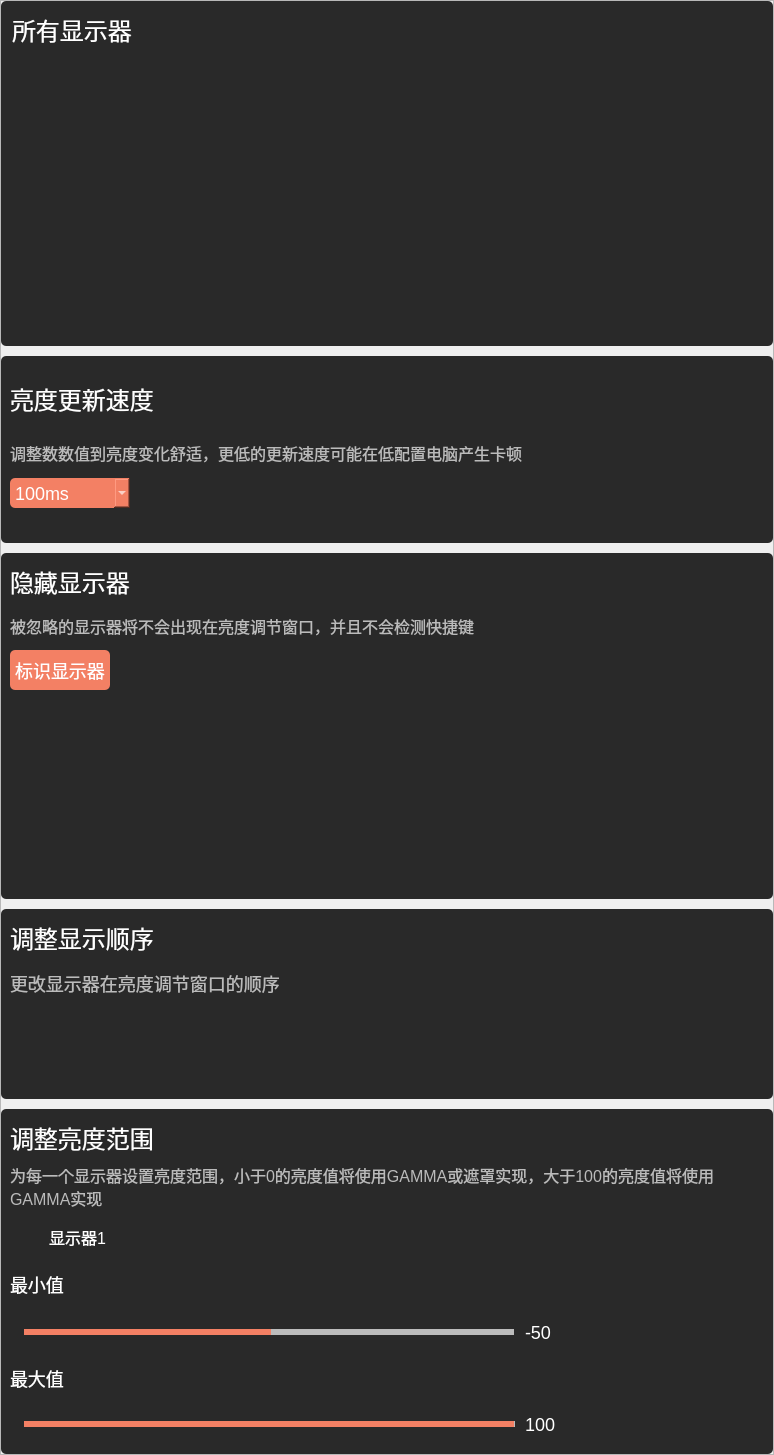
Before: the Qt Designer form page/dispaly/displaypage.ui in lixin-hub/NightKing, drawn with Qt 5.
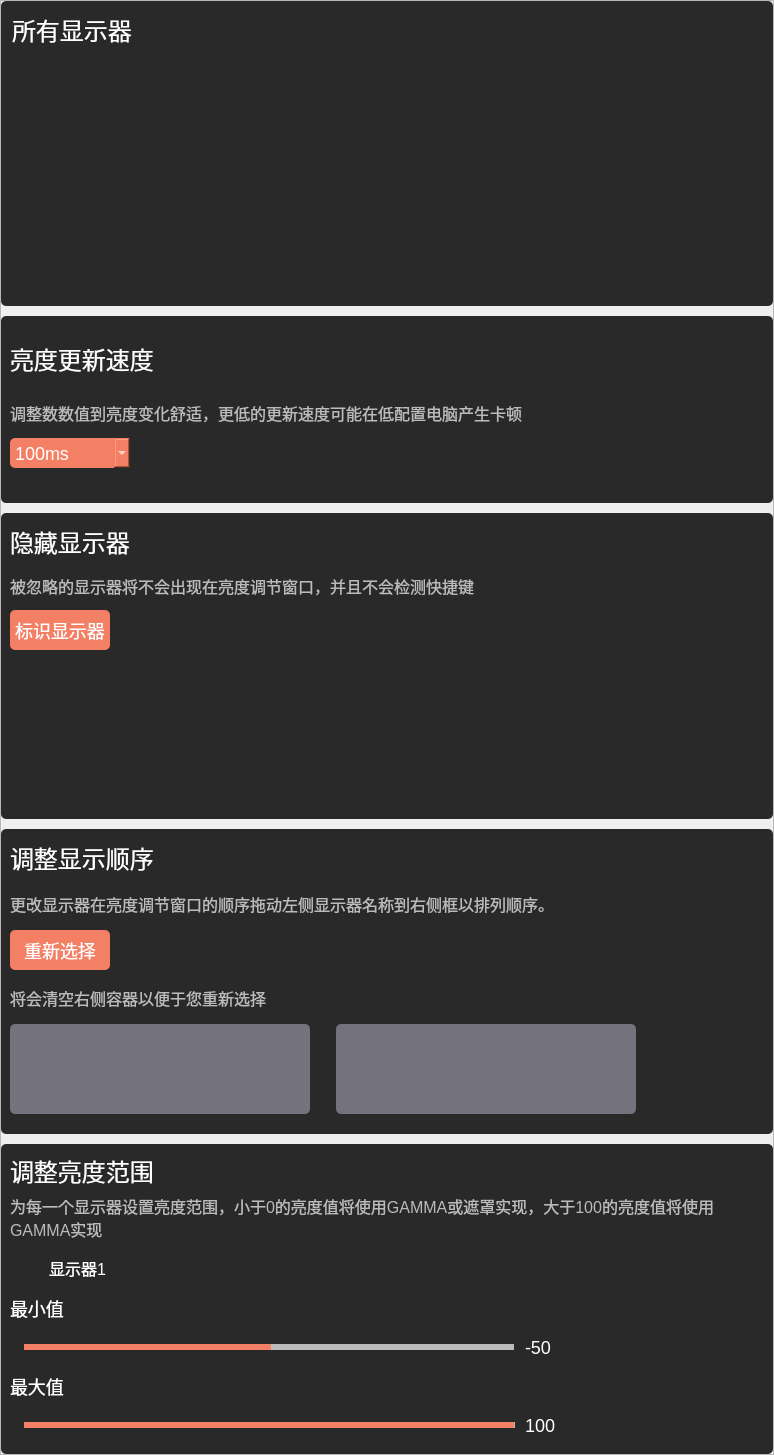
After: the same form once the commit is applied. Icons and pictures are not drawn.

Commit message: [add](displayOrder):增加显示器顺序拖动功能

Patch:
```diff
--- a/page/dispaly/displaypage.ui
+++ b/page/dispaly/displaypage.ui
@@ -381,7 +381,7 @@
          <property name="maximumSize">
           <size>
            <width>16777215</width>
-           <height>190</height>
+           <height>16777215</height>
           </size>
          </property>
          <property name="styleSheet">
@@ -415,10 +415,11 @@
              </size>
             </property>
             <property name="styleSheet">
-             <string notr="true">color:rgb(187,187,187)</string>
+             <string notr="true">color:rgb(187,187,187);
+font-size:16px;</string>
             </property>
             <property name="text">
-             <string>更改显示器在亮度调节窗口的顺序</string>
+             <string>更改显示器在亮度调节窗口的顺序拖动左侧显示器名称到右侧框以排列顺序。</string>
             </property>
             <property name="wordWrap">
              <bool>true</bool>
@@ -426,13 +427,205 @@
            </widget>
           </item>
           <item>
-           <widget class="QWidget" name="dispaly_order" native="true">
+           <widget class="QWidget" name="widget_2" native="true">
+            <layout class="QHBoxLayout" name="horizontalLayout_5">
+             <property name="spacing">
+              <number>0</number>
+             </property>
+             <property name="leftMargin">
+              <number>0</number>
+             </property>
+             <property name="topMargin">
+              <number>0</number>
+             </property>
+             <property name="rightMargin">
+              <number>0</number>
+             </property>
+             <property name="bottomMargin">
+              <number>0</number>
+             </property>
+             <item>
+              <widget class="QPushButton" name="cleanOrder">
+               <property name="minimumSize">
+                <size>
+                 <width>100</width>
+                 <height>40</height>
+                </size>
+               </property>
+               <property name="maximumSize">
+                <size>
+                 <width>100</width>
+                 <height>40</height>
+                </size>
+               </property>
+               <property name="styleSheet">
+                <string notr="true">QPushButton{
+background-color: rgb(243, 128, 100);
+}
+QPushButton:hover{
+	background-color: rgb(255, 170, 0);
+}</string>
+               </property>
+               <property name="text">
+                <string>重新选择</string>
+               </property>
+              </widget>
+             </item>
+             <item>
+              <spacer name="horizontalSpacer">
+               <property name="orientation">
+                <enum>Qt::Horizontal</enum>
+               </property>
+               <property name="sizeHint" stdset="0">
+                <size>
+                 <width>647</width>
+                 <height>20</height>
+                </size>
+               </property>
+              </spacer>
+             </item>
+            </layout>
+           </widget>
+          </item>
+          <item>
+           <widget class="QLabel" name="label_2">
+            <property name="styleSheet">
+             <string notr="true">color:rgb(187,187,187);
+font-size:16px;</string>
+            </property>
+            <property name="text">
+             <string>将会清空右侧容器以便于您重新选择</string>
+            </property>
+           </widget>
+          </item>
+          <item>
+           <widget class="QWidget" name="dispaly_order_target_p" native="true">
             <property name="sizePolicy">
              <sizepolicy hsizetype="Preferred" vsizetype="Preferred">
               <horstretch>0</horstretch>
               <verstretch>0</verstretch>
              </sizepolicy>
             </property>
+            <property name="minimumSize">
+             <size>
+              <width>0</width>
+              <height>90</height>
+             </size>
+            </property>
+            <property name="maximumSize">
+             <size>
+              <width>16777215</width>
+              <height>16777215</height>
+             </size>
+            </property>
+            <layout class="QHBoxLayout" name="horizontalLayout">
+             <property name="leftMargin">
+              <number>0</number>
+             </property>
+             <property name="topMargin">
+              <number>0</number>
+             </property>
+             <property name="rightMargin">
+              <number>0</number>
+             </property>
+             <property name="bottomMargin">
+              <number>0</number>
+             </property>
+             <item>
+              <widget class="QWidget" name="dispaly_order" native="true">
+               <property name="minimumSize">
+                <size>
+                 <width>300</width>
+                 <height>0</height>
+                </size>
+               </property>
+               <property name="maximumSize">
+                <size>
+                 <width>300</width>
+                 <height>16777215</height>
+                </size>
+               </property>
+               <property name="styleSheet">
+                <string notr="true">background-color: rgb(116, 115, 125);</string>
+               </property>
+              </widget>
+             </item>
+             <item>
+              <spacer name="horizontalSpacer_4">
+               <property name="orientation">
+                <enum>Qt::Horizontal</enum>
+               </property>
+               <property name="sizeType">
+                <enum>QSizePolicy::Fixed</enum>
+               </property>
+               <property name="sizeHint" stdset="0">
+                <size>
+                 <width>20</width>
+                 <height>20</height>
+                </size>
+               </property>
+              </spacer>
+             </item>
+             <item>
+              <widget class="QWidget" name="dispaly_order_target" native="true">
+               <property name="minimumSize">
+                <size>
+                 <width>300</width>
+                 <height>30</height>
+                </size>
+               </property>
+               <property name="maximumSize">
+                <size>
+                 <width>300</width>
+                 <height>16777215</height>
+                </size>
+               </property>
+               <property name="styleSheet">
+                <string notr="true">background-color: rgb(116, 115, 125);</string>
+               </property>
+              </widget>
+             </item>
+             <item>
+              <spacer name="horizontalSpacer_3">
+               <property name="orientation">
+                <enum>Qt::Horizontal</enum>
+               </property>
+               <property name="sizeHint" stdset="0">
+                <size>
+                 <width>40</width>
+                 <height>20</height>
+                </size>
+               </property>
+              </spacer>
+             </item>
+             <item>
+              <widget class="QWidget" name="widget" native="true">
+               <property name="maximumSize">
+                <size>
+                 <width>16777215</width>
+                 <height>16777215</height>
+                </size>
+               </property>
+               <layout class="QVBoxLayout" name="verticalLayout">
+                <property name="spacing">
+                 <number>0</number>
+                </property>
+                <property name="leftMargin">
+                 <number>0</number>
+                </property>
+                <property name="topMargin">
+                 <number>0</number>
+                </property>
+                <property name="rightMargin">
+                 <number>0</number>
+                </property>
+                <property name="bottomMargin">
+                 <number>0</number>
+                </property>
+               </layout>
+              </widget>
+             </item>
+            </layout>
            </widget>
           </item>
          </layout>
```
The commit also changes 24 other files.
